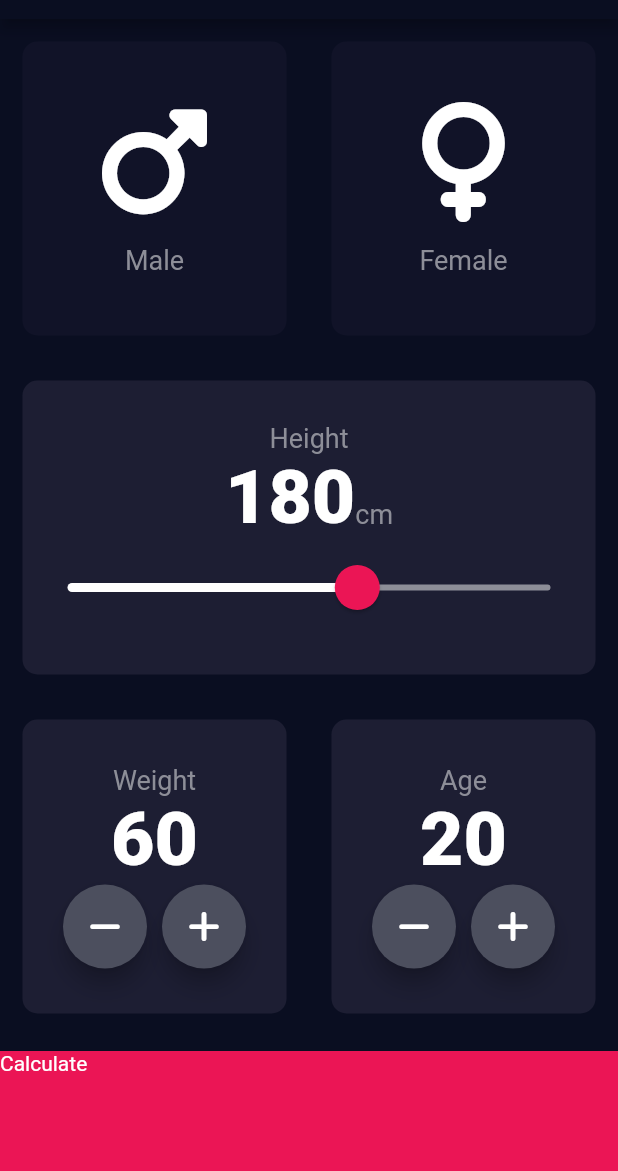
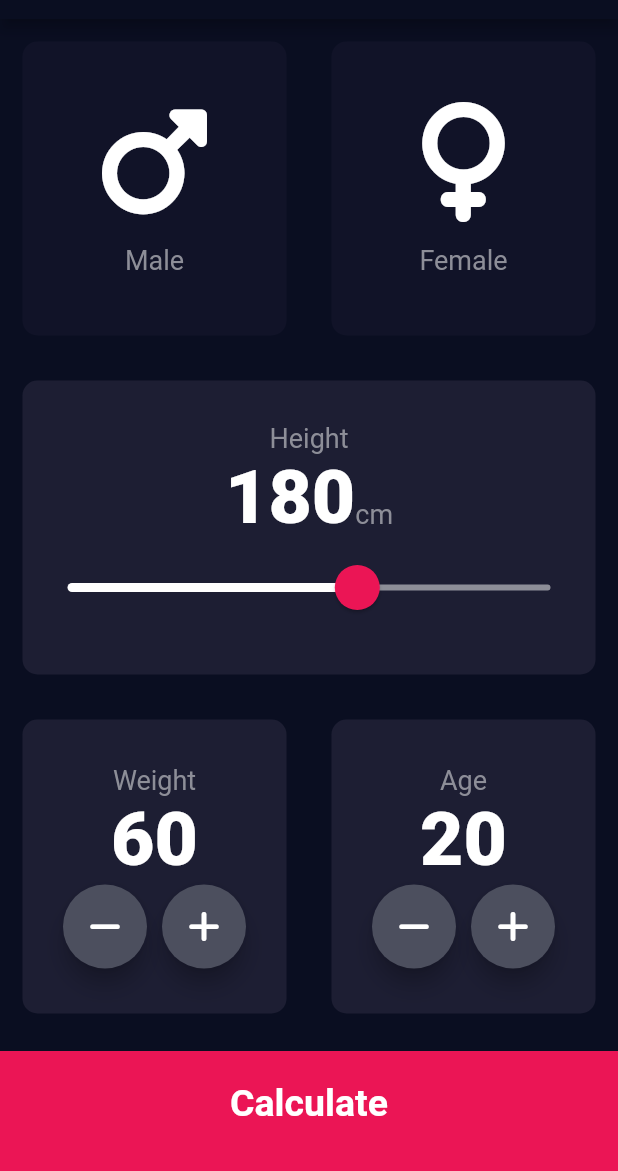
Before and after one commit to Lokie-codes/bmi_calculator_flutter, a Flutter app: the screen it shows after launch, on a phone screen of 412 x 824 dp, the part 65-1236 px from its top. Run offline on Flutter 3.47's test engine with Material 2 defaults, Android fonts, the phone set to English and light mode, and no system bars; our stand-ins replace font_awesome_flutter.

```diff
--- /dev/null
+++ b/lib/components/bottom_button.dart
@@ -0,0 +1,29 @@
+import 'package:flutter/cupertino.dart';
+import 'package:flutter/material.dart';
+import '../constants.dart';
+
+class BottomButton extends StatelessWidget {
+  final VoidCallback onTap;
+  final String buttonTitle;
+  const BottomButton({super.key, required this.onTap, required this.buttonTitle});
+
+  @override
+  Widget build(BuildContext context) {
+    return GestureDetector(
+      onTap: onTap,
+      child: Container(
+        color: kActiveContainerColor,
+        margin:  const EdgeInsets.only(top: 10.0),
+        height: kBottomContainerHeight,
+        width: double.infinity,
+        padding:  const EdgeInsets.only(top: 10.0, bottom: 20.0),
+        child: Center(
+          child: Text(
+            buttonTitle,
+            style: kLargeButtonTextStyle,
+          ),
+        ),
+      ),
+    );
+  }
+}
--- a/lib/icon_content.dart
+++ b/lib/components/icon_content.dart
@@ -1,5 +1,5 @@
 import 'package:flutter/material.dart';
-import 'constants.dart';
+import '../constants.dart';
 
 class IconContent extends StatelessWidget {
   final String label;
--- a/lib/main.dart
+++ b/lib/main.dart
@@ -1,6 +1,5 @@
-import 'package:bmi_calculator_flutter/results_page.dart';
 import 'package:flutter/material.dart';
-import 'input_page.dart';
+import 'screens/input_page.dart';
 
 void main() => runApp(const BMICalculator());
 
@@ -18,9 +17,9 @@ class BMICalculator extends StatelessWidget {
         scaffoldBackgroundColor: const Color(0xFF0A0E21),
       ),
       home: const InputPage(),
-      routes: {
-        '/results': (context) => const ResultsPage(),
-      },
+      // routes: {
+      //   '/results': (context) => const ResultsPage(),
+      // },
     );
   }
 }
--- a/lib/input_page.dart
+++ b/lib/screens/input_page.dart
@@ -1,10 +1,12 @@
-import 'package:bmi_calculator_flutter/results_page.dart';
+import 'package:bmi_calculator_flutter/screens/results_page.dart';
 import 'package:flutter/material.dart';
 import 'package:font_awesome_flutter/font_awesome_flutter.dart';
-import 'icon_content.dart';
-import 'reusable_card.dart';
-import 'constants.dart';
-import 'round_button.dart';
+import '../components/bottom_button.dart';
+import '../components/icon_content.dart';
+import '../components/reusable_card.dart';
+import '../constants.dart';
+import '../components/round_button.dart';
+import 'package:bmi_calculator_flutter/bmi_brain.dart';
 
 class InputPage extends StatefulWidget {
   const InputPage({super.key});
@@ -231,18 +233,22 @@ class _InputPageState extends State<InputPage> {
               ],
             ),
           ),
-          GestureDetector(
-            child: Container(
-              color: kActiveContainerColor,
-              margin: const EdgeInsets.only(top: 10.0),
-              height: kBottomContainerHeight,
-              width: double.infinity,
-              child: const Text(
-                'Calculate',
-              ),
-            ),
+          BottomButton(
+            buttonTitle: 'Calculate',
             onTap: () {
-              Navigator.pushNamed(context, '/results');
+              BMICalculatorBrain calc =
+                  BMICalculatorBrain(height: height, weight: weight);
+              // Navigator.pushNamed(context, '/results');
+              Navigator.push(
+                context,
+                MaterialPageRoute(
+                  builder: (context) => ResultsPage(
+                    bmiResult: calc.calculateBMI(),
+                    resultText: calc.getResult(),
+                    interpretation: calc.getInterpretation(),
+                  ),
+                ),
+              );
             },
           ),
         ],
```
Also changed, not shown: lib/bmi_brain.dart (added, +34 -0 lines), lib/constants.dart (+29 -3 lines), lib/results_page.dart (deleted, +0 -15 lines), lib/screens/results_page.dart (added, +65 -0 lines), lib/components/reusable_card.dart (renamed from lib/reusable_card.dart), lib/components/round_button.dart (renamed from lib/round_button.dart), 32 other files.
